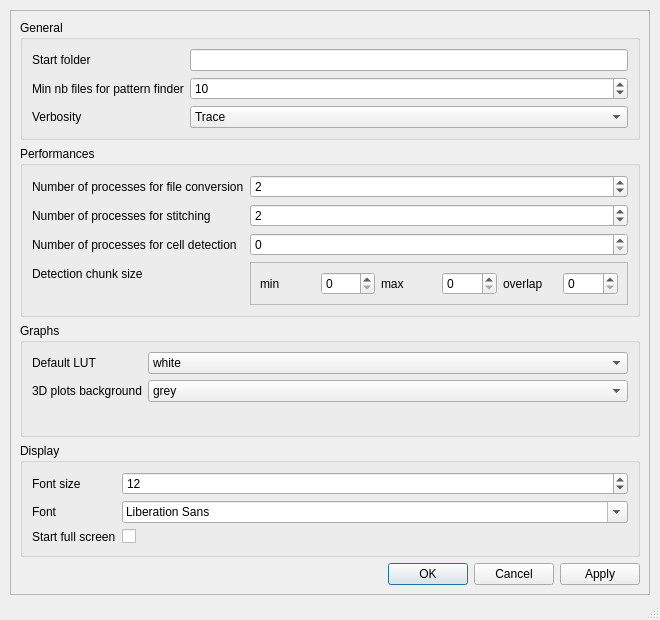
Above: ClearMap/gui/creator/preferences_editor.ui from ClearAnatomics/ClearMap before the change. Below: the same form after it.
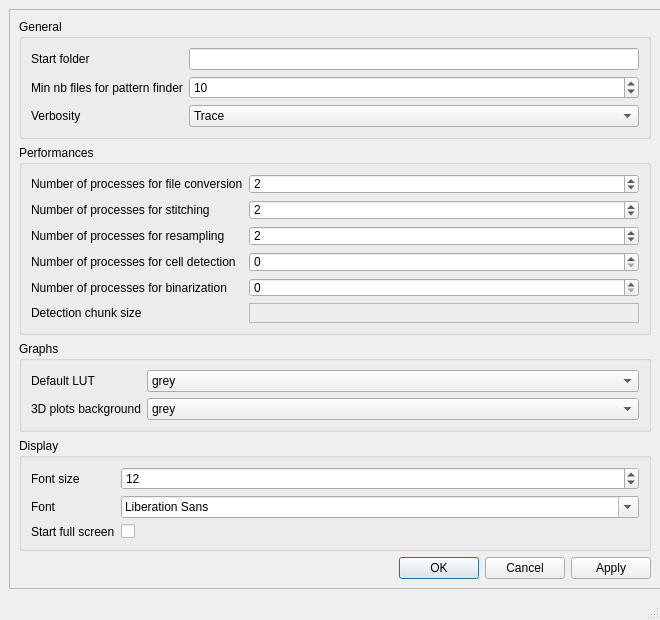
That is the form after the change. Icons and pictures are not drawn.

Commit message: Moves n processes for resampling to preferences instead of alignment params

What changed in the file:
```diff
--- a/ClearMap/gui/creator/preferences_editor.ui
+++ b/ClearMap/gui/creator/preferences_editor.ui
@@ -33,6 +33,8 @@
      <height>490</height>
     </size>
    </property>
+   <layout class="QVBoxLayout" name="verticalLayout_2">
+    <item>
    <widget class="QFrame" name="frame">
     <property name="geometry">
      <rect>
@@ -183,7 +185,7 @@
           </property>
          </widget>
         </item>
-        <item row="2" column="0">
+          <item row="3" column="0">
          <widget class="QLabel" name="label_4">
           <property name="toolTip">
            <string>The number of processor cores used for detecting cells.</string>
@@ -196,10 +198,10 @@
           </property>
          </widget>
         </item>
-        <item row="2" column="1">
+          <item row="3" column="1">
          <widget class="QSpinBox" name="nProcessesCellDetectionSpinBox"/>
         </item>
-        <item row="3" column="0">
+          <item row="5" column="0">
          <widget class="QLabel" name="label_5">
           <property name="toolTip">
            <string>Size of blocks for blockwise cell detection</string>
@@ -212,7 +214,7 @@
           </property>
          </widget>
         </item>
-        <item row="3" column="1">
+          <item row="5" column="1">
          <widget class="QFrame" name="frame_2">
           <property name="frameShape">
            <enum>QFrame::StyledPanel</enum>
@@ -270,6 +272,45 @@
            <string>Number of processes for stitching</string>
           </property>
          </widget>
+          </item>
+          <item row="2" column="0">
+           <widget class="QLabel" name="label_16">
+            <property name="toolTip">
+             <string>The number of processor cores used for stitching.</string>
+            </property>
+            <property name="whatsThis">
+             <string>&lt;html&gt;&lt;head/&gt;&lt;body&gt;&lt;p&gt;How many processor cores work at the same time.&lt;/p&gt;&lt;p&gt;Increasing the concurent core number will theoretically increase the computation speed but&lt;span style=&quot; color:#edd400;&quot;&gt; beware of the following drawbacks&lt;/span&gt;:&lt;/p&gt;&lt;p&gt;    ∙ More cores also means &lt;span style=&quot; font-weight:700;&quot;&gt;more system memory (RAM)&lt;/span&gt;. You can start with 10 and check if you get a memory error. If you do, you can decrease the number of processors. If it works fine, you can test with more processors.&lt;/p&gt;&lt;p&gt;    ∙ The performance vs core number relationship will &lt;span style=&quot; font-weight:700;&quot;&gt;hit a peak at a certain point and start to decrease&lt;/span&gt; if you keep increasing the core number. The reason is that the benefits of parallel processing will start to be overshadowed by the cost of communication between the processes.&lt;/p&gt;&lt;/body&gt;&lt;/html&gt;</string>
+            </property>
+            <property name="text">
+             <string>Number of processes for resampling</string>
+            </property>
+           </widget>
+          </item>
+          <item row="2" column="1">
+           <widget class="QSpinBox" name="nProcessesResamplingSpinBox">
+            <property name="minimum">
+             <number>-1</number>
+            </property>
+            <property name="value">
+             <number>2</number>
+            </property>
+           </widget>
+          </item>
+          <item row="4" column="0">
+           <widget class="QLabel" name="label_17">
+            <property name="toolTip">
+             <string>The number of processor cores used for detecting cells.</string>
+            </property>
+            <property name="whatsThis">
+             <string>&lt;html&gt;&lt;head/&gt;&lt;body&gt;&lt;p&gt;How many processor cores work at the same time.&lt;/p&gt;&lt;p&gt;Increasing the concurent core number will theoretically increase the computation speed but&lt;span style=&quot; color:#edd400;&quot;&gt; beware of the following drawbacks&lt;/span&gt;:&lt;/p&gt;&lt;p&gt;    ∙More cores also means &lt;span style=&quot; font-weight:700;&quot;&gt;more system memory (RAM)&lt;/span&gt;. You can start with 10 and check if you get a memory error. If you do, you can decrease the number of processors. If it works fine, you can test with more processors.&lt;/p&gt;&lt;p&gt;    ∙The performance vs core number relationship will &lt;span style=&quot; font-weight:700;&quot;&gt;hit a peak at a certain point and start to decrease&lt;/span&gt; if you keep increasing the core number. The reason is that the benefits of parallel processing will start to be overshadowed by the cost of communication between the processes.&lt;/p&gt;&lt;/body&gt;&lt;/html&gt;</string>
+            </property>
+            <property name="text">
+             <string>Number of processes for binarization</string>
+            </property>
+           </widget>
+          </item>
+          <item row="4" column="1">
+           <widget class="QSpinBox" name="nProcessesBinarizationSpinBox"/>
         </item>
        </layout>
       </widget>
@@ -294,6 +335,11 @@
          <widget class="QComboBox" name="lutComboBox">
           <item>
            <property name="text">
+              <string>grey</string>
+             </property>
+            </item>
+            <item>
+             <property name="text">
             <string>white</string>
            </property>
           </item>
@@ -393,6 +439,8 @@
      </item>
     </layout>
    </widget>
+    </item>
+   </layout>
   </widget>
   <widget class="QStatusBar" name="statusbar"/>
  </widget>
```
The commit also changes 4 other files.
